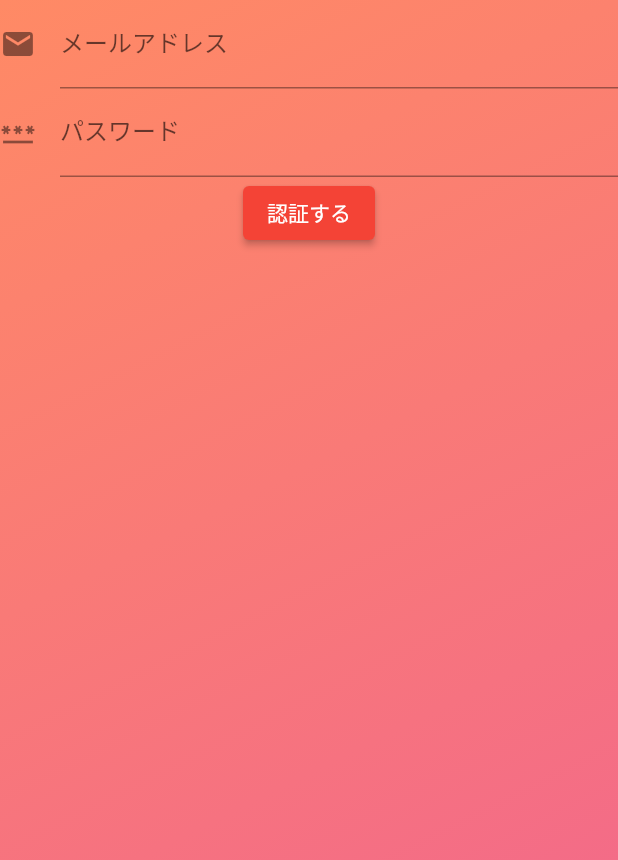
After one commit to rc-code-jp/media_feed_app, a Flutter app: the SignUpScreen screen opened by its route, on a phone screen of 412 x 824 dp. The commit adds this screen. Shown: the top 860 px of the screen. Run offline on Flutter 3.47's test engine with Material 2 defaults, Android fonts, the phone set to English and light mode, and no system bars; our stand-ins replace flutter_riverpod, flutter_secure_storage, share_plus, video_player; missing offline and left inert: simple_logger; accounts and stored records are empty.

Commit message:
signup仮作成

```diff
--- /dev/null
+++ b/lib/features/auth/widgets/sign_up_form.dart
@@ -0,0 +1,47 @@
+import 'package:flutter/material.dart';
+import 'package:flutter_riverpod/flutter_riverpod.dart';
+import 'package:media_feed_app/libraries/auth_storage.dart';
+
+class SignUpForm extends ConsumerStatefulWidget {
+  const SignUpForm({Key? key}) : super(key: key);
+
+  @override
+  SignUpFormState createState() => SignUpFormState();
+}
+
+class SignUpFormState extends ConsumerState<SignUpForm> {
+  final _formKey = GlobalKey<FormState>();
+
+  @override
+  Widget build(BuildContext context) {
+    return Form(
+      key: _formKey,
+      child: Column(
+        children: [
+          TextFormField(
+            decoration: const InputDecoration(
+              icon: Icon(Icons.email),
+              labelText: 'メールアドレス',
+            ),
+          ),
+          TextFormField(
+            obscureText: true,
+            decoration: const InputDecoration(
+              icon: Icon(Icons.password),
+              labelText: 'パスワード',
+            ),
+          ),
+          ElevatedButton(
+            onPressed: () {
+              // ログイン処理
+              AuthStorage().write('dummy');
+              // ログイン後にホーム画面に遷移
+              Navigator.pushReplacementNamed(context, '/main');
+            },
+            child: const Text('認証する'),
+          ),
+        ],
+      ),
+    );
+  }
+}
--- a/lib/main.dart
+++ b/lib/main.dart
@@ -3,6 +3,7 @@ import 'package:flutter_riverpod/flutter_riverpod.dart';
 import 'package:media_feed_app/libraries/auth_storage.dart';
 import 'package:media_feed_app/screens/main_screen.dart';
 import 'package:media_feed_app/screens/sign_in_screen.dart';
+import 'package:media_feed_app/screens/sign_up_screen.dart';
 import 'package:media_feed_app/screens/start_screen.dart';
 import 'package:media_feed_app/screens/tutorial_screen.dart';
 import 'package:media_feed_app/styles/colors.dart';
@@ -58,6 +59,7 @@ class MyApp extends ConsumerWidget {
               '/start': (context) => const StartScreen(),
               '/tutorial': (context) => const TutorialScreen(),
               '/sign-in': (context) => const SignInScreen(),
+              '/sign-up': (context) => const SignUpScreen(),
             },
             home: loggedIn ? const MainScreen() : const StartScreen(),
           );
--- /dev/null
+++ b/lib/screens/sign_up_screen.dart
@@ -0,0 +1,22 @@
+import 'package:flutter/material.dart';
+import 'package:flutter_riverpod/flutter_riverpod.dart';
+import 'package:media_feed_app/features/auth/widgets/sign_up_form.dart';
+import 'package:media_feed_app/styles/utils.dart';
+
+class SignUpScreen extends ConsumerWidget {
+  const SignUpScreen({Key? key}) : super(key: key);
+
+  @override
+  Widget build(BuildContext context, WidgetRef ref) {
+    return Scaffold(
+      body: Container(
+        decoration: UtilStyles.boxGradient,
+        child: SafeArea(
+          child: Column(
+            children: const [SignUpForm()],
+          ),
+        ),
+      ),
+    );
+  }
+}
--- a/lib/screens/tutorial_screen.dart
+++ b/lib/screens/tutorial_screen.dart
@@ -52,9 +52,9 @@ class TutorialScreenState extends ConsumerState<TutorialScreen> {
                     ElevatedButton(
                       onPressed: () {
                         // チュートリアル完了後にログイン画面に遷移
-                        Navigator.pushReplacementNamed(context, '/sign-in');
+                        Navigator.pushReplacementNamed(context, '/sign-up');
                       },
-                      child: const Text('ログインする'),
+                      child: const Text('新規会員登録'),
                     ),
                   ],
                 ),
```
